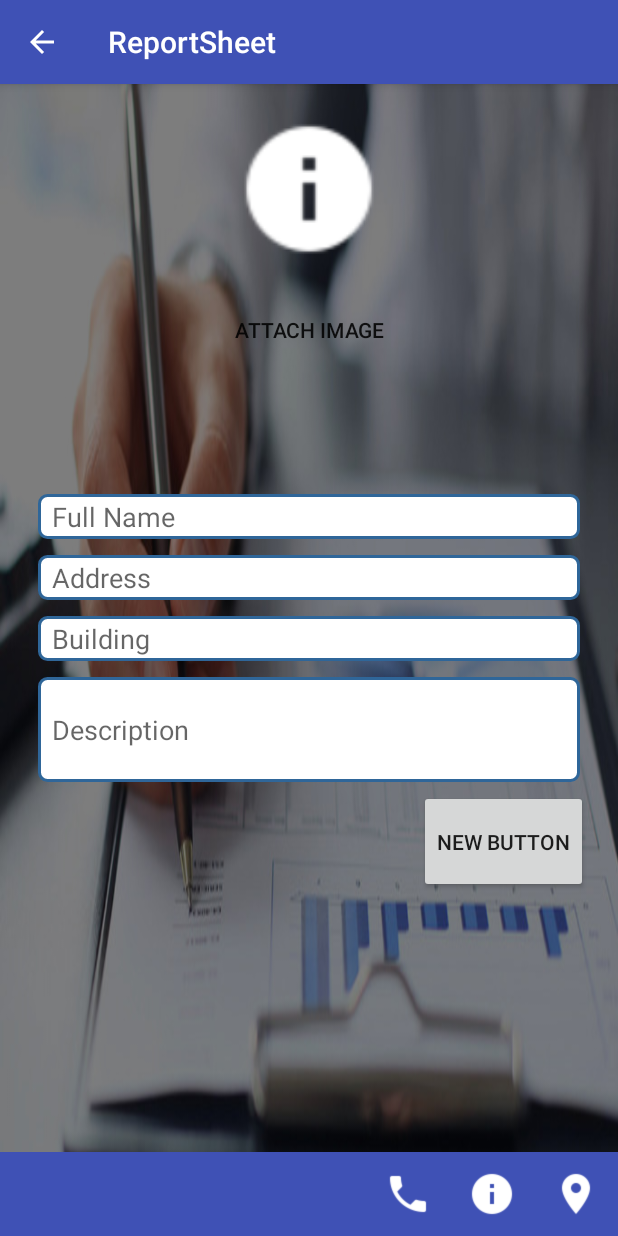
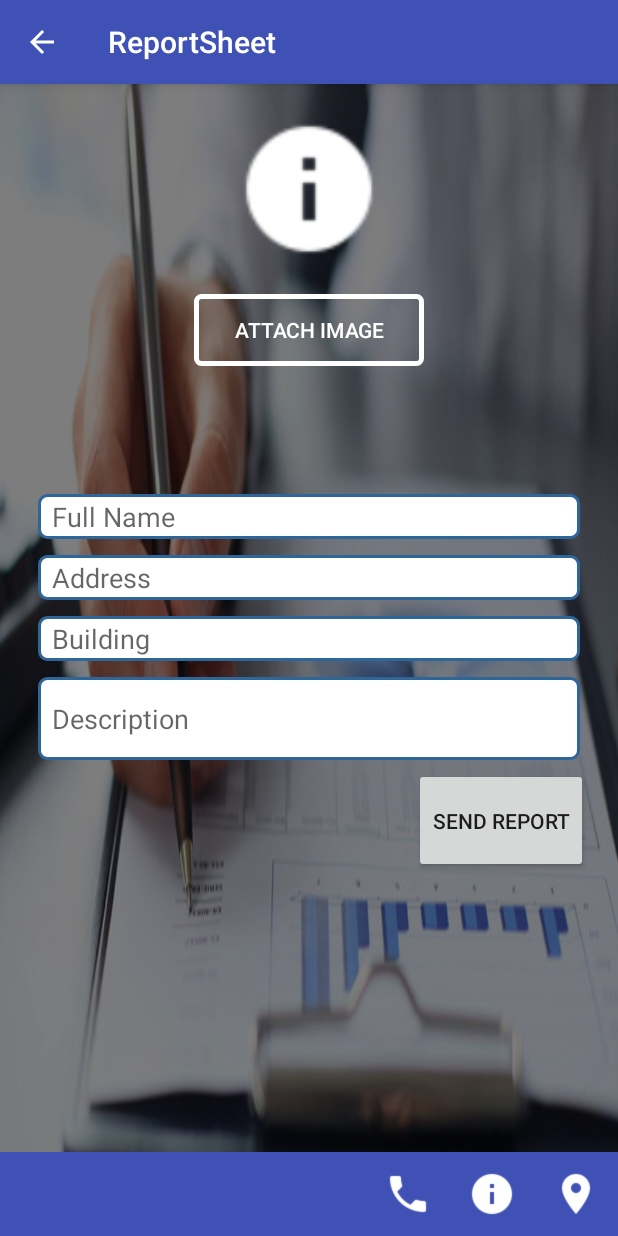
Before and after one commit to edorkacerja/Emergency-app-, an Android app: the ReportSheet screen opened directly, with no data from a screen before it, on a phone screen of 412 x 824 dp. Run offline under Robolectric (Android 15) with nearby library versions, the phone set to English and light mode, and no system bars; our stand-ins replace Picasso.

Commit message:
final design on reportsheet

```diff
--- /dev/null
+++ b/app/src/main/res/drawable/button.xml
@@ -0,0 +1,7 @@
+<?xml version="1.0" encoding="utf-8"?>
+<shape xmlns:android="http://schemas.android.com/apk/res/android"
+    android:shape="rectangle">
+
+    <corners android:radius="3dp" />
+    <stroke android:width="5px" android:color="#FFF" />
+</shape>
--- a/app/src/main/res/layout/content_report_sheet.xml
+++ b/app/src/main/res/layout/content_report_sheet.xml
@@ -42,8 +42,10 @@
             android:layout_width="153dp"
             android:layout_height="wrap_content"
             android:layout_gravity="center_horizontal"
-            android:background="@android:color/transparent"            android:text="Attach Image"
-            android:layout_margin="20dp" />
+            android:background="@drawable/button"
+            android:text="Attach Image"
+            android:layout_margin="20dp"
+            android:textColor="#FFF"/>
 
 
         <TextView
@@ -69,7 +71,6 @@ android:layout_margin="15dp"
             android:id="@+id/addressText"
             android:layout_width="match_parent"
             android:layout_margin="5dp"
-
             android:layout_height="30dp"
             android:background="@drawable/rounded_edittext"
             android:hint="  Address"/>
@@ -88,7 +89,7 @@ android:layout_margin="15dp"
         <EditText
             android:id="@+id/descriptionText"
             android:layout_width="match_parent"
-            android:layout_height="70dp"
+            android:layout_height="55dp"
             android:layout_margin="5dp"
             android:background="@drawable/rounded_edittext"
             android:hint="  Description"/>
@@ -100,7 +101,7 @@ android:layout_margin="15dp"
             android:layout_height="wrap_content"
             android:layout_gravity="right"
             android:layout_weight="0.12"
-            android:text="New Button" />
+            android:text="Send report" />
     </LinearLayout>
 
 
```
